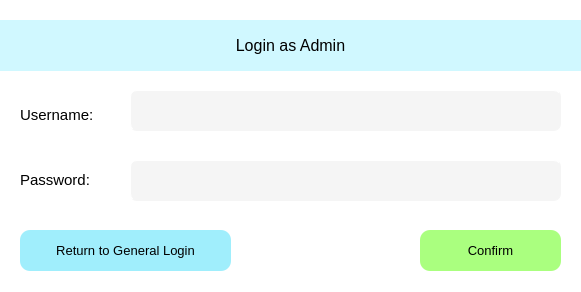
Old version of the form gui/ui_files/UF_LoginAsAdmin.ui in the repository ZachThornee/3K04PaceMaker.
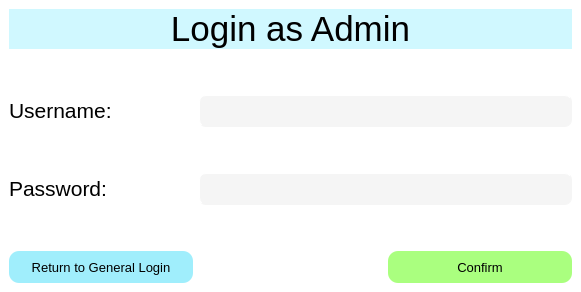
New version of the form.

The edit to the form file:
```diff
--- a/gui/ui_files/UF_LoginAsAdmin.ui
+++ b/gui/ui_files/UF_LoginAsAdmin.ui
@@ -17,44 +17,39 @@
    <string notr="true">BACKGROUND-COLOR: rgb(255,255,255);</string>
   </property>
   <widget class="QWidget" name="UF_LoginAsAdmin">
+   <layout class="QGridLayout" name="gridLayout">
+    <item row="4" column="0">
    <widget class="QLabel" name="LAB_Password">
-    <property name="geometry">
-     <rect>
-      <x>20</x>
-      <y>170</y>
-      <width>81</width>
-      <height>21</height>
-     </rect>
-    </property>
+      <property name="sizePolicy">
+       <sizepolicy hsizetype="Preferred" vsizetype="Minimum">
+        <horstretch>0</horstretch>
+        <verstretch>0</verstretch>
+       </sizepolicy>
+      </property>
+      <property name="font">
+       <font>
+        <pointsize>16</pointsize>
+       </font>
+      </property>
     <property name="text">
-     <string>&lt;html&gt;&lt;head/&gt;&lt;body&gt;&lt;p&gt;&lt;span style=&quot; font-size:11pt;&quot;&gt;Password:&lt;/span&gt;&lt;/p&gt;&lt;/body&gt;&lt;/html&gt;</string>
-    </property>
-   </widget>
-   <widget class="QLineEdit" name="TB_Password">
-    <property name="geometry">
-     <rect>
-      <x>130</x>
-      <y>160</y>
-      <width>431</width>
-      <height>41</height>
-     </rect>
-    </property>
-    <property name="styleSheet">
-     <string notr="true">BACKGROUND-COLOR: rgb(245, 245, 245);
-BORDER-COLOR: rgb(245, 245, 245);
-BORDER-RADIUS: 7px;
-BORDER-WIDTH: 1px;
-BORDER-STYLE: outset;</string>
-    </property>
-   </widget>
+       <string>&lt;html&gt;&lt;head/&gt;&lt;body&gt;&lt;p&gt;&lt;span style=&quot; font-size:16pt;&quot;&gt;Password:&lt;/span&gt;&lt;/p&gt;&lt;/body&gt;&lt;/html&gt;</string>
+      </property>
+     </widget>
+    </item>
+    <item row="2" column="0">
+     <widget class="QLabel" name="LAB_Username">
+      <property name="text">
+       <string>&lt;html&gt;&lt;head/&gt;&lt;body&gt;&lt;p&gt;&lt;span style=&quot; font-size:16pt;&quot;&gt;Username:&lt;/span&gt;&lt;/p&gt;&lt;/body&gt;&lt;/html&gt;</string>
+      </property>
+     </widget>
+    </item>
+    <item row="2" column="1" colspan="2">
    <widget class="QLineEdit" name="TB_Username">
-    <property name="geometry">
-     <rect>
-      <x>130</x>
-      <y>90</y>
-      <width>431</width>
-      <height>41</height>
-     </rect>
+      <property name="sizePolicy">
+       <sizepolicy hsizetype="Expanding" vsizetype="Expanding">
+        <horstretch>0</horstretch>
+        <verstretch>0</verstretch>
+       </sizepolicy>
     </property>
     <property name="styleSheet">
      <string notr="true">BACKGROUND-COLOR: rgb(245, 245, 245);
@@ -64,15 +59,67 @@
 BORDER-STYLE: outset;</string>
     </property>
    </widget>
+    </item>
+    <item row="4" column="1" colspan="2">
+     <widget class="QLineEdit" name="TB_Password">
+      <property name="sizePolicy">
+       <sizepolicy hsizetype="Expanding" vsizetype="Expanding">
+        <horstretch>0</horstretch>
+        <verstretch>0</verstretch>
+       </sizepolicy>
+      </property>
+      <property name="styleSheet">
+       <string notr="true">BACKGROUND-COLOR: rgb(245, 245, 245);
+BORDER-COLOR: rgb(245, 245, 245);
+BORDER-RADIUS: 7px;
+BORDER-WIDTH: 1px;
+BORDER-STYLE: outset;</string>
+      </property>
+     </widget>
+    </item>
+    <item row="6" column="2">
+     <widget class="QPushButton" name="PB_Confirm">
+      <property name="sizePolicy">
+       <sizepolicy hsizetype="Expanding" vsizetype="Expanding">
+        <horstretch>0</horstretch>
+        <verstretch>0</verstretch>
+       </sizepolicy>
+      </property>
+      <property name="font">
+       <font>
+        <pointsize>10</pointsize>
+       </font>
+      </property>
+      <property name="toolTip">
+       <string>&lt;html&gt;&lt;head/&gt;&lt;body&gt;&lt;p&gt;Confirm username and password to log in&lt;/p&gt;&lt;/body&gt;&lt;/html&gt;</string>
+      </property>
+      <property name="styleSheet">
+       <string notr="true">BACKGROUND-COLOR: rgb(170, 255, 127);
+BORDER-COLOR: rgb(170, 255, 127);
+BORDER-RADIUS: 10px;
+BORDER-STYLE: outset;
+</string>
+      </property>
+      <property name="text">
+       <string>Confirm</string>
+      </property>
+     </widget>
+    </item>
+    <item row="1" column="1">
+     <spacer name="verticalSpacer">
+      <property name="orientation">
+       <enum>Qt::Vertical</enum>
+      </property>
+      <property name="sizeHint" stdset="0">
+       <size>
+        <width>20</width>
+        <height>40</height>
+       </size>
+      </property>
+     </spacer>
+    </item>
+    <item row="0" column="0" colspan="3">
    <widget class="QLabel" name="LAB_Login">
-    <property name="geometry">
-     <rect>
-      <x>0</x>
-      <y>20</y>
-      <width>581</width>
-      <height>51</height>
-     </rect>
-    </property>
     <property name="layoutDirection">
      <enum>Qt::LeftToRight</enum>
     </property>
@@ -81,20 +128,46 @@
 </string>
     </property>
     <property name="text">
-     <string>&lt;html&gt;&lt;head/&gt;&lt;body&gt;&lt;p&gt;&lt;span style=&quot; font-size:12pt;&quot;&gt;Login as Admin&lt;/span&gt;&lt;/p&gt;&lt;/body&gt;&lt;/html&gt;</string>
+       <string>&lt;html&gt;&lt;head/&gt;&lt;body&gt;&lt;p&gt;&lt;span style=&quot; font-size:26pt;&quot;&gt;Login as Admin&lt;/span&gt;&lt;/p&gt;&lt;/body&gt;&lt;/html&gt;</string>
     </property>
     <property name="alignment">
      <set>Qt::AlignCenter</set>
     </property>
    </widget>
+    </item>
+    <item row="3" column="1">
+     <spacer name="verticalSpacer_2">
+      <property name="orientation">
+       <enum>Qt::Vertical</enum>
+      </property>
+      <property name="sizeHint" stdset="0">
+       <size>
+        <width>20</width>
+        <height>40</height>
+       </size>
+      </property>
+     </spacer>
+    </item>
+    <item row="5" column="0">
+     <spacer name="verticalSpacer_3">
+      <property name="orientation">
+       <enum>Qt::Vertical</enum>
+      </property>
+      <property name="sizeHint" stdset="0">
+       <size>
+        <width>20</width>
+        <height>40</height>
+       </size>
+      </property>
+     </spacer>
+    </item>
+    <item row="6" column="0">
    <widget class="QPushButton" name="PB_UserManager">
-    <property name="geometry">
-     <rect>
-      <x>20</x>
-      <y>230</y>
-      <width>211</width>
-      <height>41</height>
-     </rect>
+      <property name="sizePolicy">
+       <sizepolicy hsizetype="Expanding" vsizetype="Expanding">
+        <horstretch>0</horstretch>
+        <verstretch>0</verstretch>
+       </sizepolicy>
     </property>
     <property name="font">
      <font>
@@ -115,47 +188,21 @@
      <string>Return to General Login</string>
     </property>
    </widget>
-   <widget class="QPushButton" name="PB_Confirm">
-    <property name="geometry">
-     <rect>
-      <x>420</x>
-      <y>230</y>
-      <width>141</width>
-      <height>41</height>
-     </rect>
-    </property>
-    <property name="font">
-     <font>
-      <pointsize>10</pointsize>
-     </font>
-    </property>
-    <property name="toolTip">
-     <string>&lt;html&gt;&lt;head/&gt;&lt;body&gt;&lt;p&gt;Confirm username and password to log in&lt;/p&gt;&lt;/body&gt;&lt;/html&gt;</string>
-    </property>
-    <property name="styleSheet">
-     <string notr="true">BACKGROUND-COLOR: rgb(170, 255, 127);
-BORDER-COLOR: rgb(170, 255, 127);
-BORDER-RADIUS: 10px;
-BORDER-STYLE: outset;
-</string>
-    </property>
-    <property name="text">
-     <string>Confirm</string>
-    </property>
-   </widget>
-   <widget class="QLabel" name="LAB_Username">
-    <property name="geometry">
-     <rect>
-      <x>20</x>
-      <y>100</y>
-      <width>91</width>
-      <height>31</height>
-     </rect>
-    </property>
-    <property name="text">
-     <string>&lt;html&gt;&lt;head/&gt;&lt;body&gt;&lt;p&gt;&lt;span style=&quot; font-size:11pt;&quot;&gt;Username:&lt;/span&gt;&lt;/p&gt;&lt;/body&gt;&lt;/html&gt;</string>
-    </property>
-   </widget>
+    </item>
+    <item row="6" column="1">
+     <spacer name="horizontalSpacer">
+      <property name="orientation">
+       <enum>Qt::Horizontal</enum>
+      </property>
+      <property name="sizeHint" stdset="0">
+       <size>
+        <width>40</width>
+        <height>20</height>
+       </size>
+      </property>
+     </spacer>
+    </item>
+   </layout>
   </widget>
  </widget>
  <resources/>
```
Lines whose indentation alone changed are shown as unchanged.
